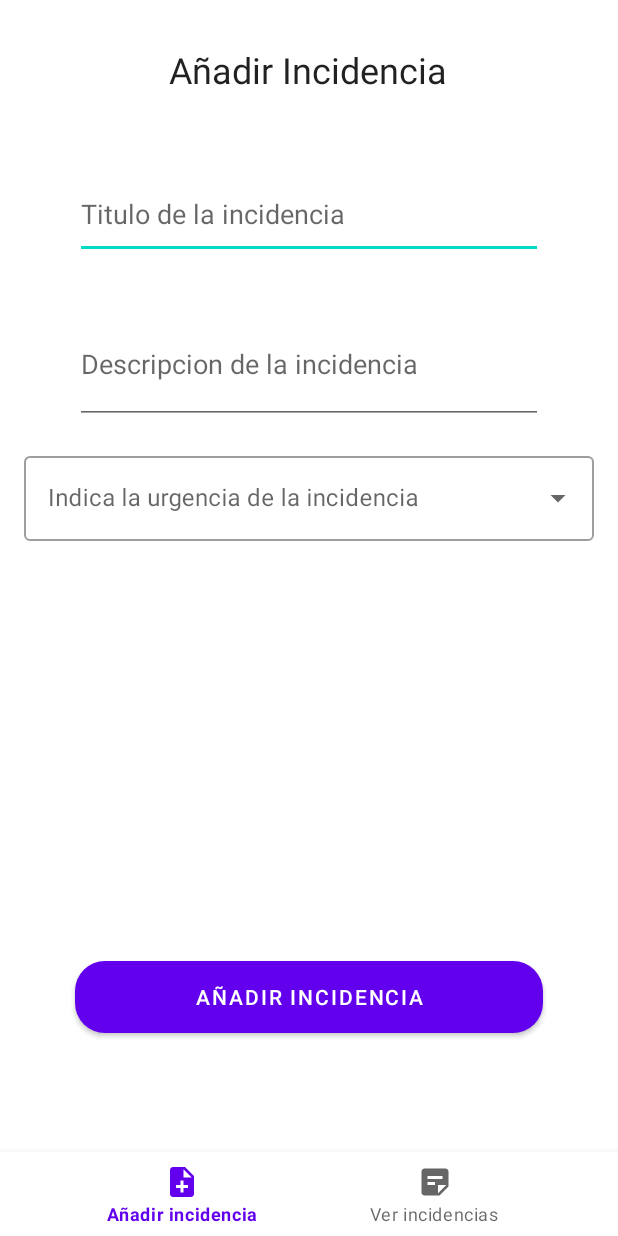
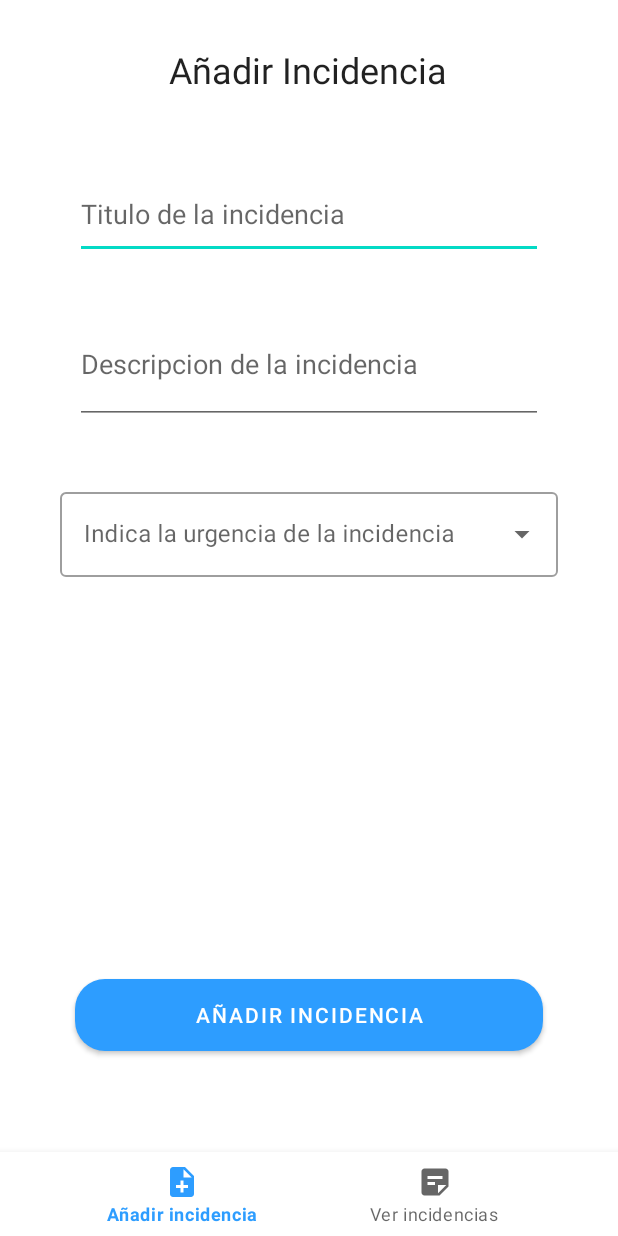
Before and after one commit to Jossan23/Glpi, an Android app: the AddIncidenciaFragment screen opened directly, with no data from a screen before it, on a phone screen of 412 x 824 dp. Run offline under Robolectric (Android 15) with nearby library versions, the phone set to English and light mode, and no system bars.

```diff
--- a/app/src/main/AndroidManifest.xml
+++ b/app/src/main/AndroidManifest.xml
@@ -9,7 +9,7 @@
         android:allowBackup="true"
         android:dataExtractionRules="@xml/data_extraction_rules"
         android:fullBackupContent="@xml/backup_rules"
-        android:icon="@mipmap/ic_launcher"
+        android:icon="@mipmap/glpi"
         android:usesCleartextTraffic="true"
         android:label="@string/app_name"
         android:supportsRtl="true"
--- a/app/src/main/res/layout/fragment_add_incidencia.xml
+++ b/app/src/main/res/layout/fragment_add_incidencia.xml
@@ -56,9 +56,8 @@
         style="@style/Widget.MaterialComponents.TextInputLayout.OutlinedBox.ExposedDropdownMenu"
         android:layout_width="match_parent"
         android:layout_height="wrap_content"
-        android:layout_margin="16dp"
+        android:layout_margin="40dp"
         android:layout_marginStart="40dp"
-        android:layout_marginTop="50dp"
         android:layout_marginEnd="40dp"
         android:hint="Indica la urgencia de la incidencia"
         app:layout_constraintEnd_toEndOf="parent"
--- a/app/src/main/res/values/colors.xml
+++ b/app/src/main/res/values/colors.xml
@@ -8,4 +8,5 @@
     <color name="black">#FF000000</color>
     <color name="white">#FFFFFFFF</color>
     <color name="blue">#0087FF</color>
+    <color name="bluelight">#2D9DFF</color>
 </resources>
--- a/app/src/main/res/values/themes.xml
+++ b/app/src/main/res/values/themes.xml
@@ -2,7 +2,7 @@
     <!-- Base application theme. -->
     <style name="Theme.GLPI" parent="Theme.MaterialComponents.DayNight.NoActionBar">
         <!-- Primary brand color. -->
-        <item name="colorPrimary">@color/purple_500</item>
+        <item name="colorPrimary">@color/bluelight</item>
         <item name="colorPrimaryVariant">@color/purple_700</item>
         <item name="colorOnPrimary">@color/white</item>
         <!-- Secondary brand color. -->
```
Also changed, not shown: app/src/main/java/com/example/glpi/LoginActivity.java (+18 -10 lines).
